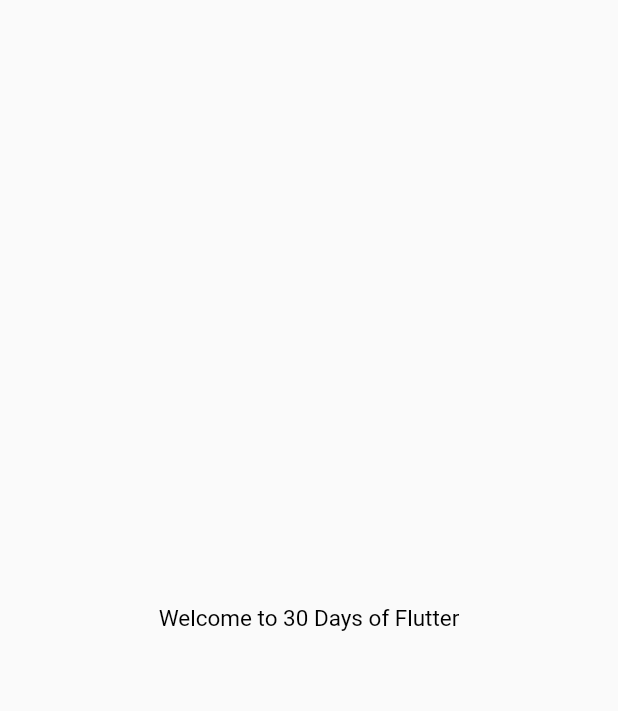
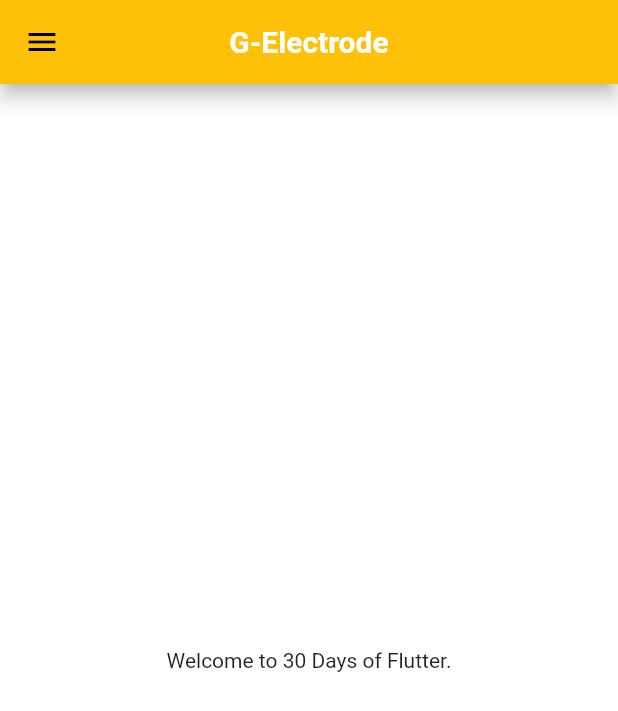
Before and after one commit to MuhammadHaiderSharif/Learning-Flutter, a Flutter app: the screen it shows after launch, on a phone screen of 412 x 824 dp. Shown: the top 711 px of the screen. Run offline on Flutter 3.47's test engine with Material 2 defaults, Android fonts, the phone set to English and light mode, and no system bars.

Commit message:
Day 2 completed

```diff
--- /dev/null
+++ b/lib/homepage.dart
@@ -0,0 +1,26 @@
+import 'package:flutter/material.dart';
+
+class Homepage extends StatelessWidget {
+  const Homepage({Key? key}) : super(key: key);
+
+  @override
+  Widget build(BuildContext context) {
+    return Scaffold(
+      backgroundColor: Colors.white,
+      appBar: AppBar(
+        title: Text(
+          "G-Electrode",
+          style: TextStyle(color: Colors.white, fontWeight: FontWeight.bold),
+        ),
+        centerTitle: true,
+        elevation: 5,
+      ),
+      body: Center(
+        child: Container(
+          child: Text("Welcome to 30 Days of Flutter."),
+        ),
+      ),
+      drawer: Drawer(),
+    );
+  }
+}
--- a/lib/main.dart
+++ b/lib/main.dart
@@ -1,4 +1,5 @@
 import 'package:flutter/material.dart';
+import 'package:flutter_catalog/homepage.dart';
 
 void main(List<String> args) {
   runApp(MyApp());
@@ -11,13 +12,11 @@ class MyApp extends StatelessWidget {
   Widget build(BuildContext context) {
     return MaterialApp(
       debugShowCheckedModeBanner: false,
-      home: Material(
-          child: Center(
-              child: Container(
-                  child: Text(
-        "Welcome to 30 Days of Flutter",
-        style: TextStyle(color: Colors.black, fontSize: 15),
-      )))),
+      title: 'Flutter Tutorial',
+      theme: ThemeData(
+        primarySwatch: Colors.amber,
+      ),
+      home: Homepage(),
     );
   }
 }
```
